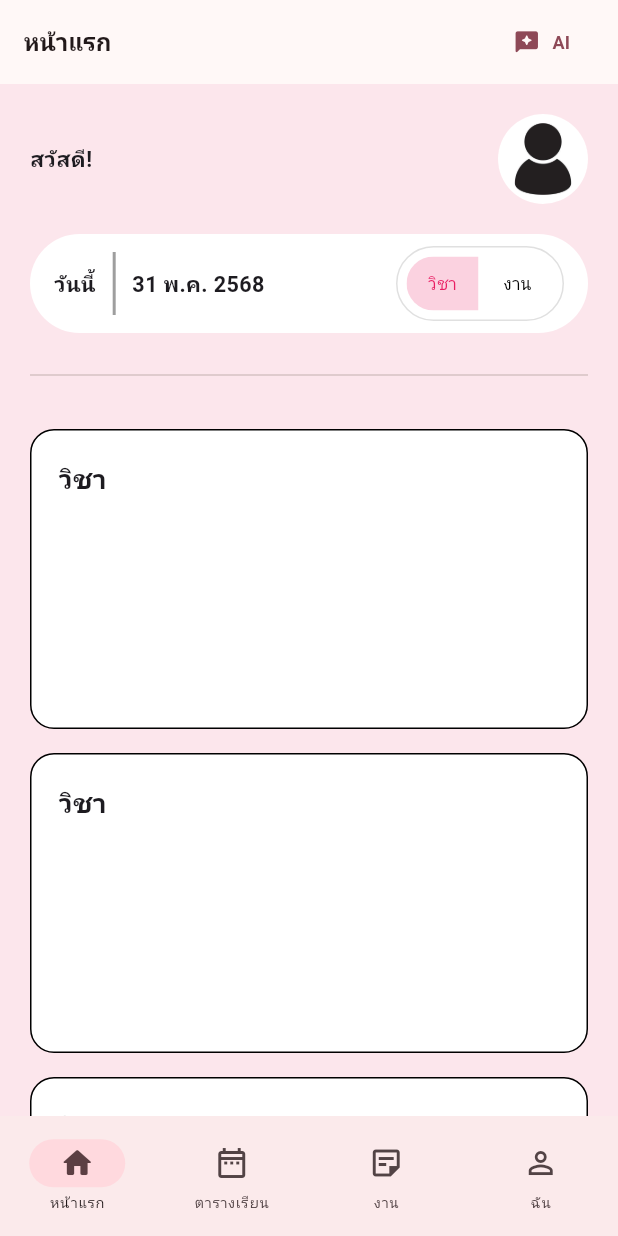
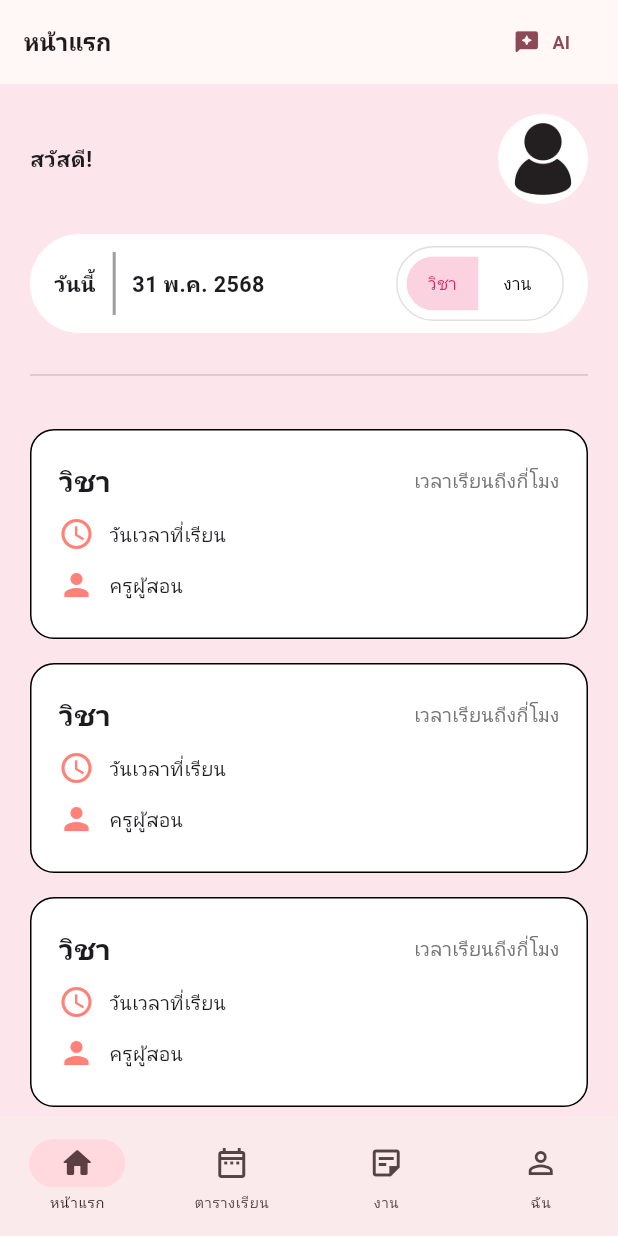
Before and after one commit to cybloxboi/School-Day, a Flutter app: the screen it shows once a user with an empty profile is signed in, on a phone screen of 412 x 824 dp. Run offline on Flutter 3.47's test engine with Material 3 defaults, Android fonts, the phone set to English and light mode, and no system bars; drawn by our look-alikes of animated_text_kit; our stand-ins replace cached_network_image, cloud_firestore, file_picker, firebase_auth, firebase_core, firebase_messaging and 11 more; missing offline and left inert: dart:js_interop; accounts and stored records are empty; project files that could hold a hidden picture were left out.

Commit message:
Enter the necessary information on the first page.

```diff
--- a/lib/screens/home/home_page.dart
+++ b/lib/screens/home/home_page.dart
@@ -266,8 +266,8 @@ class _HomePageState extends State<HomePage> {
                 padding: const EdgeInsets.only(bottom: 20),
                 sliver: SliverGrid(
                   gridDelegate: const SliverGridDelegateWithMaxCrossAxisExtent(
-                    maxCrossAxisExtent: 600,
-                    mainAxisExtent: 200,
+                    maxCrossAxisExtent: 500,
+                    mainAxisExtent: 140,
                     crossAxisSpacing: 16,
                     mainAxisSpacing: 16,
                   ),
@@ -280,20 +280,62 @@ class _HomePageState extends State<HomePage> {
                             border: Border.all(color: Colors.black),
                             borderRadius: BorderRadius.circular(16),
                           ),
-                          child: const Padding(
-                            padding: EdgeInsets.symmetric(
+                         child: Padding(
+                            padding: const EdgeInsets.symmetric(
                               horizontal: 18.0,
                               vertical: 20.0,
                             ),
-                            child: Text(
+                            child: Column(
+                              crossAxisAlignment: CrossAxisAlignment.start,
+                              children: [
+                                Row(
+                                  mainAxisAlignment: MainAxisAlignment.spaceBetween,
+                                  children: [
+                                    Text(
                                       'วิชา',
                                       style: TextStyle(
-                                fontSize: 22,
+                                        fontSize: 24,
                                         fontWeight: FontWeight.bold,
                                       ),
                                     ),
+                                    Text(
+                                      'เวลาเรียนถีงกี่โมง',
+                                      style: TextStyle(
+                                        fontSize: 16,
+                                        color: Colors.grey[600],
+                                      ),
+                                    ),
+                                  ],
+                                ),
+                                SizedBox(height: 10),
+
+                                Row(
+                                  children: [
+                                    Icon(Icons.access_time, size: 24 ,color: primaryColor),
+                                    SizedBox(width: 10),
+                                    Text(
+                                      'วันเวลาที่เรียน',
+                                      style: TextStyle(fontSize: 16),
+                                    ),
+                                  ],
+                                ),
+                                SizedBox(height: 10),
+
+                                Row(
+                                  children: [
+                                    Icon(Icons.person, size: 24 ,color: primaryColor),
+                                    SizedBox(width: 10),
+                                    Text(
+                                      'ครูผู้สอน',
+                                      style: TextStyle(fontSize: 16),
+                                    ),
+                                  ],
+                                ),
+                              ],
+                            ),
                           ),
                         );
+
                       } else {
                         return Container(
                           decoration: BoxDecoration(
@@ -301,17 +343,46 @@ class _HomePageState extends State<HomePage> {
                             border: Border.all(color: Colors.black),
                             borderRadius: BorderRadius.circular(16),
                           ),
-                          child: const Padding(
-                            padding: EdgeInsets.symmetric(
+                          child: Padding(
+                            padding: const EdgeInsets.symmetric(
                               horizontal: 18.0,
                               vertical: 20.0,
                             ),
-                            child: Text(
-                              'งาน',
+                            child: Column(
+                              crossAxisAlignment: CrossAxisAlignment.start,
+                              children: [
+                                Text(
+                                  'วิชา',
                                   style: TextStyle(
-                                fontSize: 22,
+                                    fontSize: 24,
                                     fontWeight: FontWeight.bold,
                                   ),
+                                ),
+                                SizedBox(height: 10),
+
+                                Row(
+                                  children: [
+                                    Icon(Icons.access_time, size: 24 ,color: primaryColor),
+                                    SizedBox(width: 10),
+                                    Text(
+                                      'วันเวลาที่',
+                                      style: TextStyle(fontSize: 16),
+                                    ),
+                                  ],
+                                ),
+                                SizedBox(height: 10),
+
+                                Row(
+                                  children: [
+                                    Icon(Icons.note, size: 24 ,color: primaryColor),
+                                    SizedBox(width: 10),
+                                    Text(
+                                      'หมวดหมู่',
+                                      style: TextStyle(fontSize: 16),
+                                    ),
+                                  ],
+                                ),
+                              ],
                             ),
                           ),
                         );
```
Lines whose indentation alone changed are shown as unchanged.
